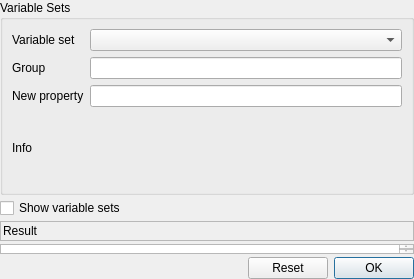
The window that src/Gui/Dialogs/DlgExpressionInput.ui (B0cho/FreeCAD) describes before a commit, drawn with Qt 5.
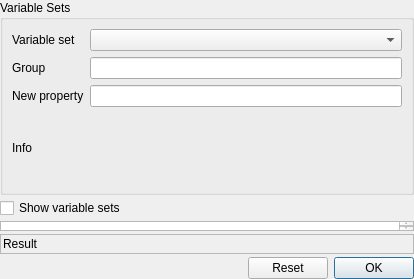
The same window after the commit. Custom widgets are drawn as their Qt base class.

Commit message: Core: Move 'Result' message below 'Expression' input

What changed in the file:
```diff
--- a/src/Gui/Dialogs/DlgExpressionInput.ui
+++ b/src/Gui/Dialogs/DlgExpressionInput.ui
@@ -115,6 +115,26 @@
      </property>
     </widget>
    </item>
+   <item>
+    <layout class="QHBoxLayout" name="horizontalLayout_5">
+     <item>
+      <widget class="Gui::ExpressionTextEdit" name="expression">
+       <property name="sizePolicy">
+        <sizepolicy hsizetype="Ignored" vsizetype="MinimumExpanding">
+         <horstretch>0</horstretch>
+         <verstretch>0</verstretch>
+        </sizepolicy>
+       </property>
+       <property name="minimumSize">
+        <size>
+         <width>10</width>
+         <height>10</height>
+        </size>
+       </property>
+      </widget>
+     </item>
+    </layout>
+   </item>  
    <item>
     <layout class="QHBoxLayout" name="horizontalLayout_2">
      <item>
@@ -235,26 +255,6 @@
      </item>
     </layout>
    </item>
-   <item>
-    <layout class="QHBoxLayout" name="horizontalLayout_5">
-     <item>
-      <widget class="Gui::ExpressionTextEdit" name="expression">
-       <property name="sizePolicy">
-        <sizepolicy hsizetype="Ignored" vsizetype="MinimumExpanding">
-         <horstretch>0</horstretch>
-         <verstretch>0</verstretch>
-        </sizepolicy>
-       </property>
-       <property name="minimumSize">
-        <size>
-         <width>10</width>
-         <height>10</height>
-        </size>
-       </property>
-      </widget>
-     </item>
-    </layout>
-   </item>
    <item>
     <layout class="QHBoxLayout" name="horizontalLayout_3">
      <item>
```
